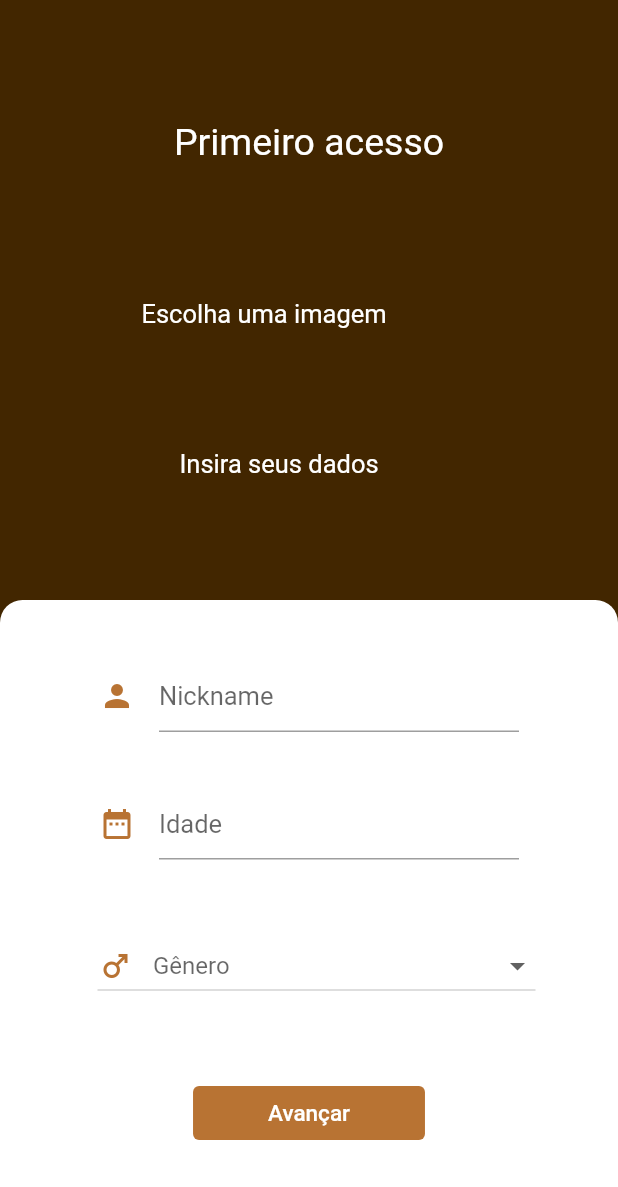
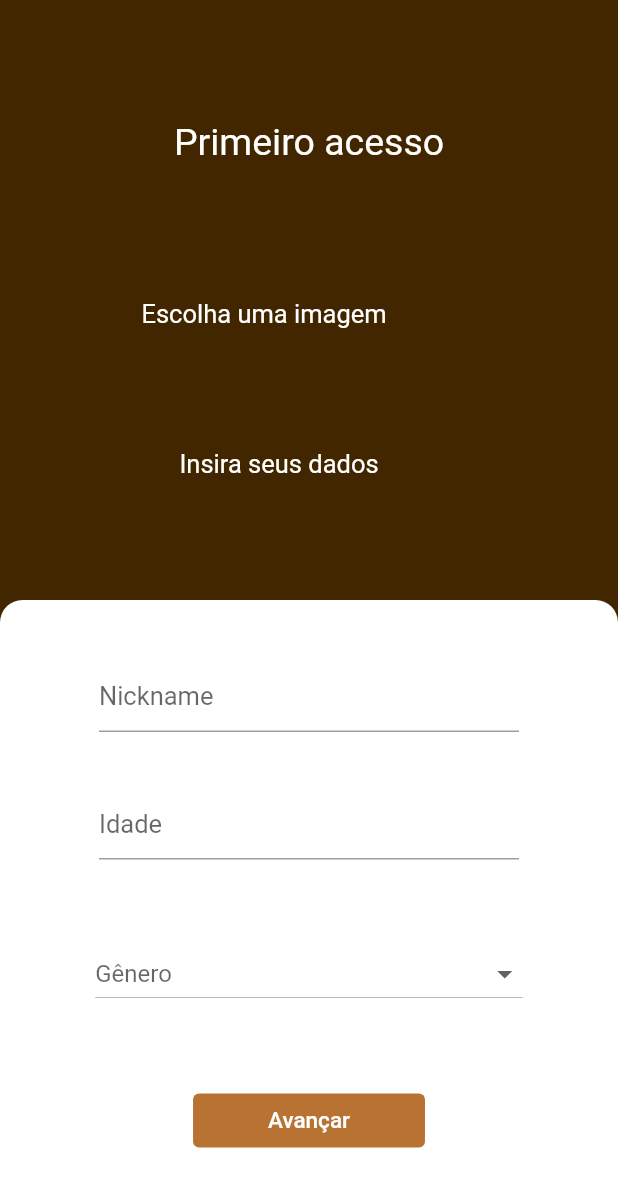
Before and after one commit to victor-lustosa/pub-flutter-socketio, a Flutter app: the screen it shows after launch, after a tap on "Vamos lá", on a phone screen of 412 x 824 dp. Shown: the top 1187 px of the screen. Run offline on Flutter 3.47's test engine with Material 2 defaults, Android fonts, the phone set to English and light mode, and no system bars; our stand-ins replace google_fonts; Roboto replaces fonts that are missing (Quantico).

Commit message:
retirando os icones de menu e adicionando novo tipo de genero "nao informado"

```diff
--- a/lib/pages/usuario/home_usuario.dart
+++ b/lib/pages/usuario/home_usuario.dart
@@ -8,7 +8,7 @@ class HomeUsuario extends StatefulWidget  {
 }
 
 class _HomeUsuarioState extends State<HomeUsuario> {
-  List<String> _locations = ['Masculino', 'Feminino'];
+  List<String> _locations = ['Masculino', 'Feminino',"Não informado"];
   String _selectedLocation = '';
 
   //instancias das classes
@@ -62,8 +62,6 @@ class _HomeUsuarioState extends State<HomeUsuario> {
                                           height: 60,
                                           child:TextField(
                                             decoration: InputDecoration(
-
-                                                icon: Icon(Icons.person,color:  Color(0xFFB87333),),
                                                 hintText: 'Nickname'),style:GoogleFonts.quantico(fontSize: 17) ,
                                           )),
                                     ),
@@ -75,26 +73,24 @@ class _HomeUsuarioState extends State<HomeUsuario> {
                                         child:TextField(
                                           style:GoogleFonts.quantico(fontSize: 17),
                                           decoration: InputDecoration(
-
-                                              icon: Icon(Icons.date_range,color:  Color(0xFFB87333),),
                                               hintText: 'Idade'),
                                         ),
                                       ),),
                                     Padding(
-                                        padding: EdgeInsets.only(top: 35,left:10),
+                                        padding: EdgeInsets.only(top: 40,left:0),
                                         child: DropdownButton<String>(
                                             items: _locations.map((String val) {
                                               return DropdownMenuItem<String>(
                                                   value: val,
                                                   child:Container(
-                                                    width:268,child: Padding(padding: EdgeInsets.only(),
+                                                    width:261,child: Padding(padding: EdgeInsets.only(),
                                                     child:Text(val,style:GoogleFonts.quantico(fontSize: 15,color: Colors.black54)),),
                                                   ));
                                             }).toList(),
                                             hint: Row(
                                                 children: [
-                                                  Icon(Icons.male,color:  Color(0xFFB87333),),
-                                                  Padding(padding: EdgeInsets.only(left: 13),child:Text("Gênero")),
+
+                                                  Padding(padding: EdgeInsets.only(),child:Text("Gênero")),
                                                 ]),
                                             style:GoogleFonts.quantico(fontSize: 16),
                                             onChanged: (newValue) {
```
Also changed, not shown: pubspec.lock.
